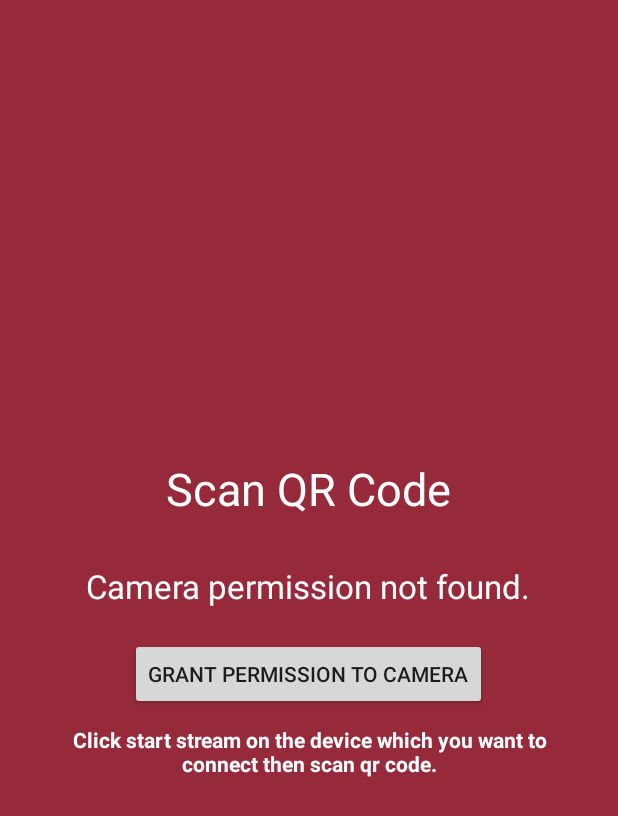
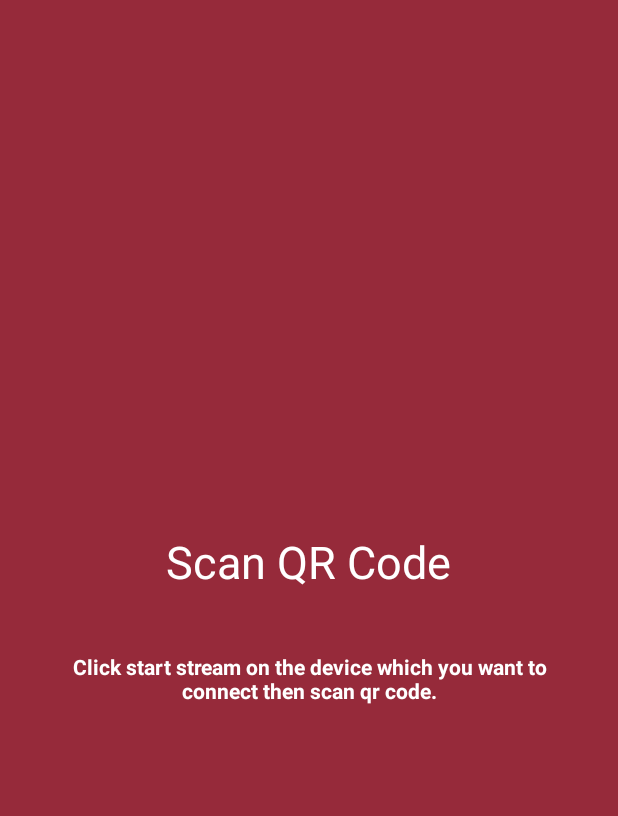
Before and after one commit to hypeapps/Endoscope, an Android app: the layout qrcode_scanner_fragment.xml on its own in the app's theme, with its tools: preview values and no code run, on a phone screen of 412 x 824 dp. Shown: the top 816 px of the screen. Run offline under Robolectric (Android 15) with nearby library versions, the phone set to English and light mode, and no system bars; plain views replace QRCodeReaderView; network calls fail.

Commit message:
QrCodeScanner refactor.

```diff
--- a/app/src/main/res/layout/qrcode_scanner_fragment.xml
+++ b/app/src/main/res/layout/qrcode_scanner_fragment.xml
@@ -1,17 +1,10 @@
 <?xml version="1.0" encoding="utf-8"?>
-<RelativeLayout xmlns:android="http://schemas.android.com/apk/res/android"
+<LinearLayout
+    xmlns:android="http://schemas.android.com/apk/res/android"
     android:layout_width="match_parent"
     android:layout_height="match_parent"
-    android:background="@color/view_stream_background">
-
-    <RelativeLayout xmlns:android="http://schemas.android.com/apk/res/android"
-        android:layout_width="match_parent"
-        android:layout_height="match_parent">
-
-        <LinearLayout
-            android:layout_width="match_parent"
-            android:layout_height="match_parent"
-            android:gravity="center_vertical|center_horizontal"
+    android:background="@color/view_stream_background"
+    android:gravity="center_horizontal|center_vertical"
     android:orientation="vertical">
 
     <TextView
@@ -19,58 +12,37 @@
         style="@style/header_style"
         android:layout_width="wrap_content"
         android:layout_height="wrap_content"
-                android:text="@string/scan_qr_code" />
+        android:layout_marginBottom="20dp"
+        android:text="@string/scan_qr_code"/>
 
-            <LinearLayout
-                android:id="@+id/scanner"
-                android:layout_width="match_parent"
+    <TextView
+        android:id="@+id/error_permission"
+        style="@style/header_style"
+        android:layout_width="wrap_content"
         android:layout_height="wrap_content"
-                android:layout_marginBottom="10dp"
+        android:layout_marginBottom="20dp"
         android:layout_marginLeft="30dp"
         android:layout_marginRight="30dp"
-                android:layout_marginTop="10dp"
         android:gravity="center_vertical|center_horizontal"
-                android:orientation="vertical"
-                android:visibility="visible">
-
-                <TextView
-                    android:layout_width="wrap_content"
-                    android:layout_height="wrap_content"
-                    style="@style/header_style"
-                    android:id="@+id/error_permission"
-                    android:layout_marginTop="20dp"
-                    android:layout_marginBottom="20dp"
-                    android:visibility="visible"
-                    android:text="@string/camera_not_found"
-                    android:gravity="center_vertical|center_horizontal"
-                    android:textSize="22sp" />
+        android:textSize="22sp"
+        android:visibility="gone"/>
 
     <Button
+        android:id="@+id/permission_button"
         style="?android:attr/buttonStyleSmall"
         android:layout_width="wrap_content"
         android:layout_height="wrap_content"
-                    android:text="Grant permission to camera"
-                    android:id="@+id/permission_button"
-                    android:visibility="visible" />
+        android:layout_marginBottom="20dp"
+        android:text="@string/grant_permission_to_camera"
+        android:visibility="gone"/>
 
     <com.dlazaro66.qrcodereaderview.QRCodeReaderView
         android:id="@+id/qrdecoderview"
         android:layout_width="match_parent"
         android:layout_height="150dp"
-                    android:visibility="gone" />
-
-
-            </LinearLayout>
-
-            <LinearLayout
-                android:id="@+id/result_container"
-                android:layout_width="match_parent"
-                android:layout_height="150dp"
-                android:layout_marginBottom="10dp"
-                android:layout_marginTop="10dp"
-                android:gravity="center_vertical|center_horizontal"
-                android:orientation="vertical"
-                android:visibility="gone">
+        android:layout_marginLeft="30dp"
+        android:layout_marginRight="30dp"
+        android:visibility="gone"/>
 
     <TextView
         android:id="@+id/qr_scanner_result"
@@ -80,15 +52,14 @@
         android:layout_marginBottom="10dp"
         android:text="@string/ip_default"
         android:textSize="30sp"
-                    android:visibility="gone" />
+        android:visibility="gone"/>
 
     <Button
-                    android:id="@+id/connect"
+        android:id="@+id/button_connect"
         android:layout_width="wrap_content"
         android:layout_height="wrap_content"
-                    android:layout_marginBottom="10dp"
-                    android:text="@string/connect" />
-            </LinearLayout>
+        android:text="@string/connect"
+        android:visibility="gone"/>
 
     <TextView
         android:id="@+id/qr_scanner_description"
@@ -96,9 +67,9 @@
         android:layout_width="wrap_content"
         android:layout_height="wrap_content"
         android:gravity="center_vertical|center_horizontal"
+        android:layout_marginTop="20dp"
         android:paddingLeft="40dp"
         android:paddingRight="40dp"
-                android:text="@string/scanner_qr_code" />
+        android:text="@string/scanner_qr_code"/>
+
 </LinearLayout>
-    </RelativeLayout>
-</RelativeLayout>
--- a/app/src/main/res/values/strings.xml
+++ b/app/src/main/res/values/strings.xml
@@ -64,6 +64,9 @@
     <string name="ht_made_by_desc">Thank you for installing! \n \nContact E-MAIL: \n PSZEM.SZYM@GMAIL.COM</string>
     <string name="dialog_set">SET</string>
     <string name="port_error">Port cannot be empty</string>
+    <string name="grant_permission_to_camera">Grant permission to camera</string>
+    <string name="permission_not_granted">Camera permission not granted</string>
+    <string name="permission_never_ask">Camera permission set to never ask. You should go to android permission settings.</string>
 
 
 </resources>
```
Also changed, not shown: app/src/main/java/pl/hypeapp/endoscope/presenter/QrCodeScannerPresenter.java (added, +97 -0 lines), app/src/main/java/pl/hypeapp/endoscope/ui/fragment/QrCodeScannerFragment.java (added, +120 -0 lines), app/src/main/java/pl/hypeapp/endoscope/view/QrCodeScannerView.java (added, +34 -0 lines), 1 other file. Lines whose indentation alone changed are shown as unchanged.
